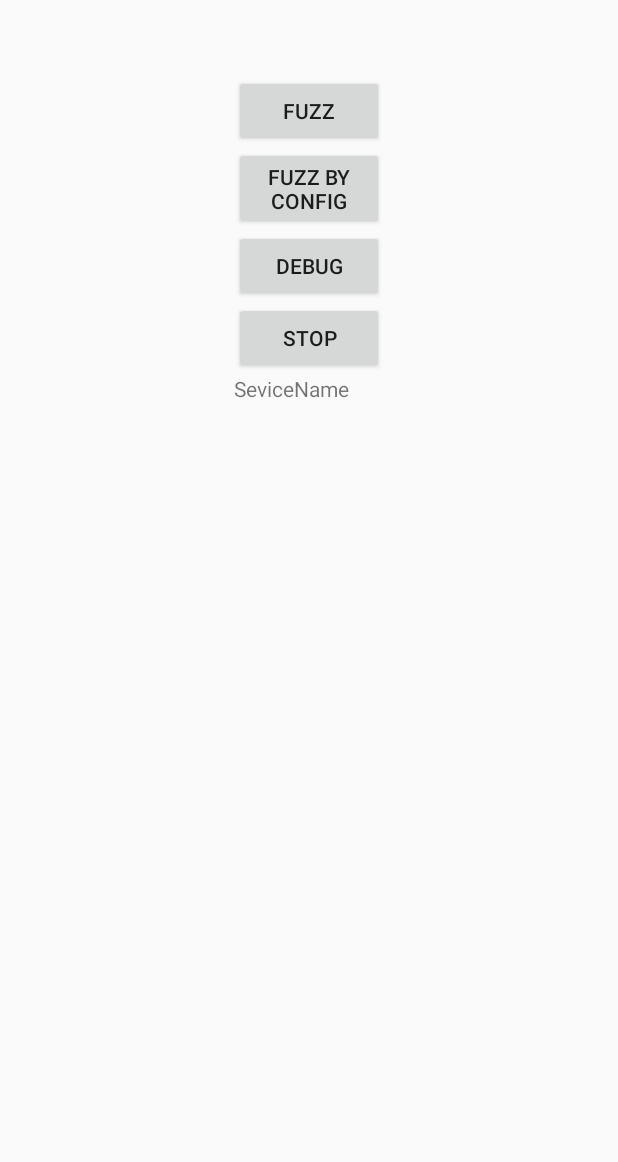
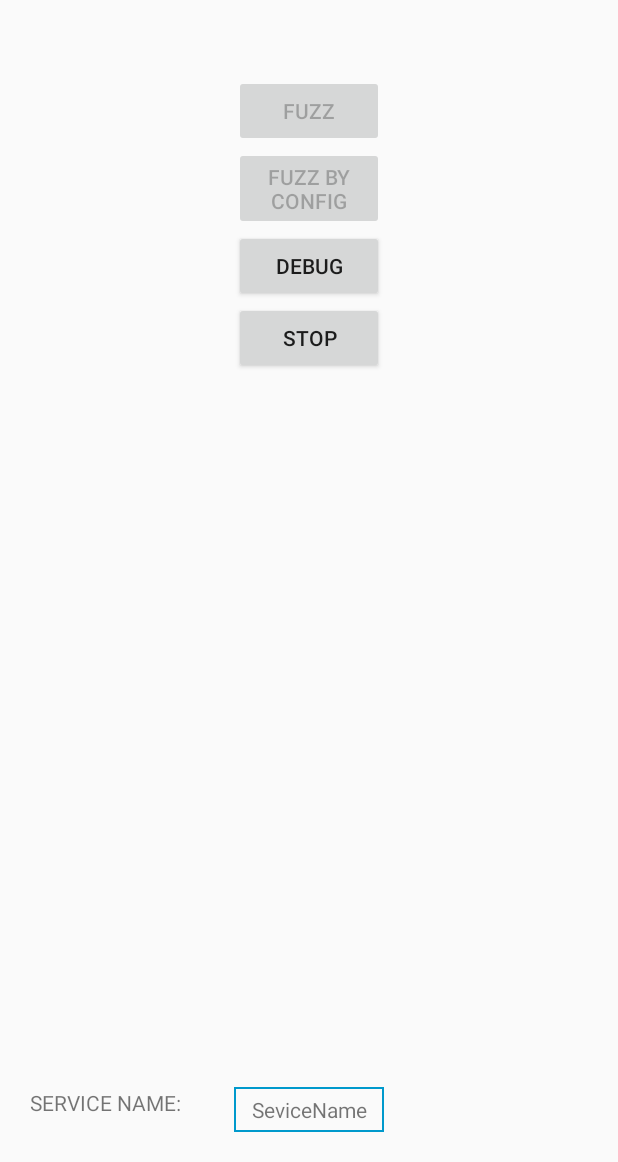
Before and after one commit to DmitriyChernov/androidFuzzer, an Android app: the screen it shows after launch (MainActivity), after a tap on "FUZZ", on a phone screen of 412 x 824 dp, the part 74-1236 px from its top. Run offline under Robolectric (Android 15) with nearby library versions, the phone set to English and light mode, and no system bars; network calls fail; 1 statement that could not run was skipped.

Commit message:
urefactoring, stage three: ui & handler fix

```diff
--- a/app/src/main/java/com/example/konyash/fuzzer/Control/Controller.java
+++ b/app/src/main/java/com/example/konyash/fuzzer/Control/Controller.java
@@ -3,6 +3,7 @@ package com.example.konyash.fuzzer.Control;
 import android.content.Context;
 import android.os.Handler;
 import android.os.Message;
+import android.util.Log;
 
 import com.example.konyash.fuzzer.fuzzer.AIDLFuzzer;
 import com.example.konyash.fuzzer.fuzzer.Fuzzer;
@@ -71,10 +72,11 @@ public class Controller extends Handler {
     }
 
     private void stop() {
+        Log.d("Pigeon", "kurlyk");
         fuzzingThread.interrupt();
     }
 
     private void setServiceNowFuzzing(String serviceName) {
-        mainActivity.setServiceNowFuzzing(serviceName);
+       mainActivity.setServiceNowFuzzing(serviceName);
     }
 }
--- a/app/src/main/java/com/example/konyash/fuzzer/fuzzer/Fuzzer.java
+++ b/app/src/main/java/com/example/konyash/fuzzer/fuzzer/Fuzzer.java
@@ -39,7 +39,7 @@ public class Fuzzer extends IFuzzer {
                 Log.i("Object: ", "" + sysService);
                 Message msg = new Message();
                 msg.what = 3;
-                msg.obj = sysService;
+                msg.obj = ssName;
                 controller.sendMessage(msg);
             } catch (NullPointerException ex) {
                 continue;
--- a/app/src/main/java/com/example/konyash/fuzzer/generator/TCP_Client.java
+++ b/app/src/main/java/com/example/konyash/fuzzer/generator/TCP_Client.java
@@ -16,6 +16,7 @@ import java.net.Socket;
 
 public class TCP_Client extends AsyncTask<String,Void,String> {
     private static final int TCP_SERVER_PORT = 4445;
+    private static final String TCP_SERVER_IP = "192.168.0.12";
     private Socket s;
     private final IFuzzer fuzzer;
 
@@ -51,7 +52,7 @@ public class TCP_Client extends AsyncTask<String,Void,String> {
         String res = "";
         try {
             // adb connect
-            s = new Socket("192.168.0.14", TCP_SERVER_PORT);
+            s = new Socket(TCP_SERVER_IP, TCP_SERVER_PORT);
 
             // init
             BufferedReader in = new BufferedReader(new InputStreamReader(s.getInputStream()));
--- a/app/src/main/java/com/example/konyash/fuzzer/main/MainActivity.java
+++ b/app/src/main/java/com/example/konyash/fuzzer/main/MainActivity.java
@@ -48,6 +48,8 @@ public class MainActivity extends Activity implements View.OnClickListener {
 
         btnFuzz.setOnClickListener(this);
         btnTest.setOnClickListener(this);
+        btnStop.setOnClickListener(this);
+        btnRead.setOnClickListener(this);
 
         try {
             controller = new Controller(this);
@@ -76,9 +78,9 @@ public class MainActivity extends Activity implements View.OnClickListener {
                 return;
         }
 
-        btnStop.setActivated(isRunning);
-        btnRead.setActivated(!isRunning);
-        btnFuzz.setActivated(!isRunning);
+        btnStop.setEnabled(isRunning);
+        btnRead.setEnabled(!isRunning);
+        btnFuzz.setEnabled(!isRunning);
     }
 
     public void setServiceNowFuzzing(String serviceName) {
--- /dev/null
+++ b/app/src/main/res/drawable/servicenamerect.xml
@@ -0,0 +1,6 @@
+<?xml version="1.0" encoding="utf-8"?>
+<shape android:shape="rectangle"
+    xmlns:android="http://schemas.android.com/apk/res/android">
+    <stroke android:color="@android:color/holo_blue_dark" android:width="1dp"/>s
+
+</shape>
--- a/app/src/main/res/layout/activity_main.xml
+++ b/app/src/main/res/layout/activity_main.xml
@@ -1,15 +1,15 @@
 <?xml version="1.0" encoding="utf-8"?>
-<LinearLayout
+<RelativeLayout
     xmlns:android="http://schemas.android.com/apk/res/android"
     xmlns:tools="http://schemas.android.com/tools"
     android:id="@+id/background"
     android:layout_width="match_parent"
-    android:layout_height="match_parent"
-    android:orientation="horizontal">
+    android:layout_height="match_parent">
+
     <LinearLayout
         android:id="@+id/linearLayout1"
         android:layout_width="match_parent"
-        android:layout_height="match_parent"
+        android:layout_height="wrap_content"
         android:layout_margin="30dp"
         android:orientation="vertical">
         <TextView
@@ -55,12 +55,28 @@
             android:layout_width="match_parent"
             android:layout_height="wrap_content" />
 
-        <TextView
-            android:id="@+id/textFieldServiceName"
-            android:layout_width="100dp"
-            android:layout_height="wrap_content"
-            android:layout_gravity="center_horizontal"
-            android:text="SeviceName">
-        </TextView>
+
     </LinearLayout>
-</LinearLayout>
+    <TextView
+        android:id="@+id/textFieldService"
+        android:layout_width="120dp"
+        android:layout_height="wrap_content"
+        android:layout_alignParentBottom="true"
+        android:layout_alignParentLeft="true"
+        android:layout_marginBottom="30dp"
+        android:layout_marginLeft="20dp"
+        android:text="SERVICE NAME:">
+    </TextView>
+    <TextView
+        android:id="@+id/textFieldServiceName"
+        android:layout_width="100dp"
+        android:layout_height="wrap_content"
+        android:layout_alignParentBottom="true"
+        android:layout_centerHorizontal="true"
+        android:layout_marginBottom="20dp"
+        android:padding="5dp"
+        android:textAlignment="center"
+        android:background="@drawable/servicenamerect"
+        android:text="SeviceName">
+    </TextView>
+</RelativeLayout>
```
